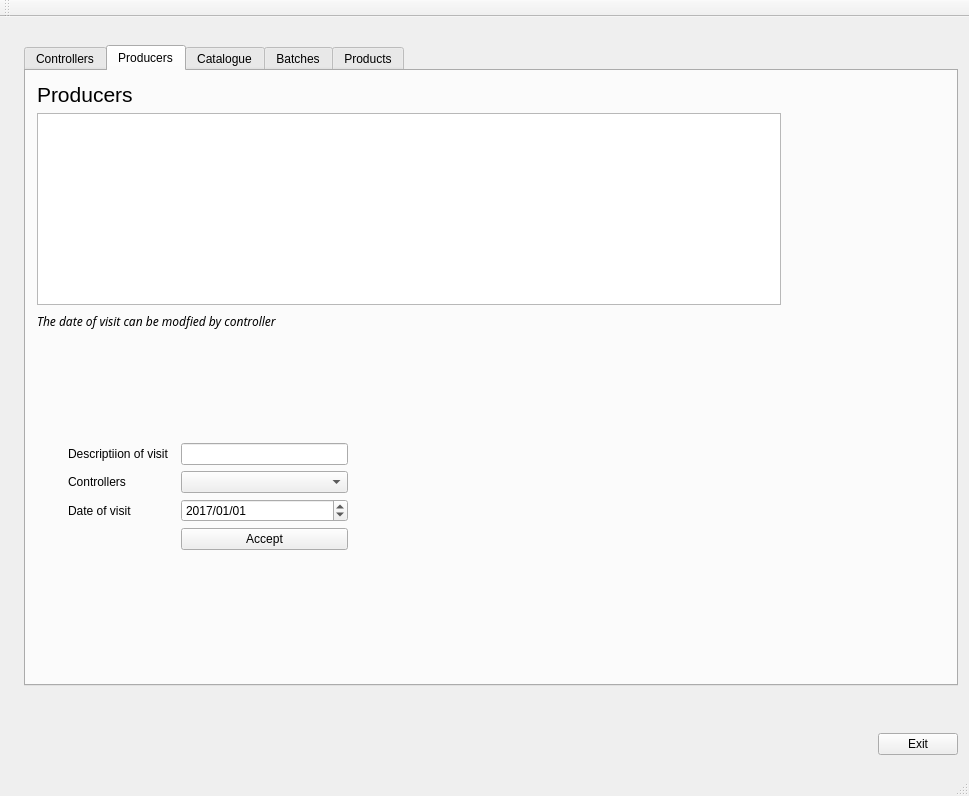
Above: appliDesktop/mainwindow.ui from ApacheThank/newWorld before the change. Below: the same form after it.
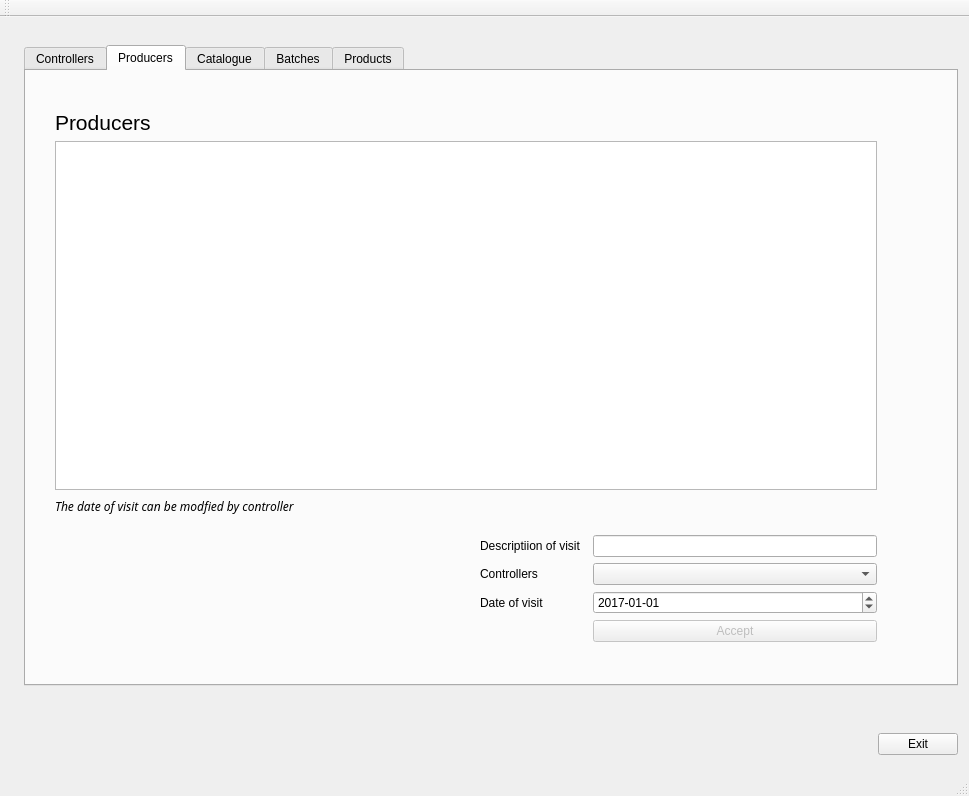
That is the form after the change. The open tabs and pages were chosen to show the change.

Patch:
```diff
--- a/appliDesktop/mainwindow.ui
+++ b/appliDesktop/mainwindow.ui
@@ -324,36 +324,172 @@
              <attribute name="title">
               <string>Producers</string>
              </attribute>
-             <widget class="QWidget" name="widget" native="true">
-              <property name="geometry">
-               <rect>
-                <x>20</x>
-                <y>350</y>
-                <width>324</width>
-                <height>180</height>
-               </rect>
-              </property>
-              <layout class="QVBoxLayout" name="verticalLayout_34">
+             <layout class="QVBoxLayout" name="verticalLayout_5">
+              <item>
+               <layout class="QVBoxLayout" name="verticalLayout_36">
+                <item>
+                 <spacer name="horizontalSpacer_36">
+                  <property name="orientation">
+                   <enum>Qt::Horizontal</enum>
+                  </property>
+                  <property name="sizeHint" stdset="0">
+                   <size>
+                    <width>868</width>
+                    <height>28</height>
+                   </size>
+                  </property>
+                 </spacer>
+                </item>
+                <item>
+                 <layout class="QHBoxLayout" name="horizontalLayout_24">
+                  <item>
+                   <spacer name="verticalSpacer_14">
+                    <property name="orientation">
+                     <enum>Qt::Vertical</enum>
+                    </property>
+                    <property name="sizeHint" stdset="0">
+                     <size>
+                      <width>18</width>
+                      <height>498</height>
+                     </size>
+                    </property>
+                   </spacer>
+                  </item>
+                  <item>
+                   <layout class="QHBoxLayout" name="horizontalLayout_17">
+                    <item>
+                     <layout class="QVBoxLayout" name="verticalLayout_35">
+                      <item>
+                       <layout class="QVBoxLayout" name="verticalLayout_37">
+                        <item>
+                         <layout class="QHBoxLayout" name="horizontalLayout_16">
+                          <item>
+                           <widget class="QLabel" name="labelProducers">
+                            <property name="text">
+                             <string>&lt;html&gt;&lt;head/&gt;&lt;body&gt;&lt;p&gt;&lt;span style=&quot; font-size:16pt;&quot;&gt;Producers&lt;/span&gt;&lt;/p&gt;&lt;/body&gt;&lt;/html&gt;</string>
+                            </property>
+                           </widget>
+                          </item>
+                          <item>
+                           <spacer name="horizontalSpacer_35">
+                            <property name="orientation">
+                             <enum>Qt::Horizontal</enum>
+                            </property>
+                            <property name="sizeHint" stdset="0">
+                             <size>
+                              <width>648</width>
+                              <height>13</height>
+                             </size>
+                            </property>
+                           </spacer>
+                          </item>
+                         </layout>
+                        </item>
+                        <item>
+                         <widget class="QTableWidget" name="tableWidgetListProducers"/>
+                        </item>
+                        <item>
+                         <layout class="QVBoxLayout" name="verticalLayout_38">
+                          <item>
+                           <layout class="QHBoxLayout" name="horizontalLayout_25">
+                            <item>
+                             <widget class="QLabel" name="label_12">
+                              <property name="font">
+                               <font>
+                                <family>STIXGeneral</family>
+                                <italic>true</italic>
+                               </font>
+                              </property>
+                              <property name="layoutDirection">
+                               <enum>Qt::LeftToRight</enum>
+                              </property>
+                              <property name="autoFillBackground">
+                               <bool>false</bool>
+                              </property>
+                              <property name="text">
+                               <string>The date of visit can be modfied by controller</string>
+                              </property>
+                             </widget>
+                            </item>
+                            <item>
+                             <spacer name="horizontalSpacer_37">
+                              <property name="orientation">
+                               <enum>Qt::Horizontal</enum>
+                              </property>
+                              <property name="sizeHint" stdset="0">
+                               <size>
+                                <width>248</width>
+                                <height>20</height>
+                               </size>
+                              </property>
+                             </spacer>
+                            </item>
+                           </layout>
+                          </item>
+                          <item>
+                           <layout class="QHBoxLayout" name="horizontalLayout_26">
+                            <item>
+                             <spacer name="horizontalSpacer_38">
+                              <property name="orientation">
+                               <enum>Qt::Horizontal</enum>
+                              </property>
+                              <property name="sizeHint" stdset="0">
+                               <size>
+                                <width>448</width>
+                                <height>13</height>
+                               </size>
+                              </property>
+                             </spacer>
+                            </item>
+                           </layout>
+                          </item>
+                         </layout>
+                        </item>
+                       </layout>
+                      </item>
+                      <item>
+                       <layout class="QHBoxLayout" name="horizontalLayout_27">
                <item>
                 <widget class="QWidget" name="widgetTakeVisit" native="true">
-                 <layout class="QVBoxLayout" name="verticalLayout_6">
+                          <property name="enabled">
+                           <bool>true</bool>
+                          </property>
+                          <layout class="QVBoxLayout" name="verticalLayout_40"/>
+                         </widget>
+                        </item>
                   <item>
-                   <layout class="QFormLayout" name="formLayout_4">
+                         <spacer name="horizontalSpacer_39">
+                          <property name="orientation">
+                           <enum>Qt::Horizontal</enum>
+                          </property>
+                          <property name="sizeHint" stdset="0">
+                           <size>
+                            <width>348</width>
+                            <height>138</height>
+                           </size>
+                          </property>
+                         </spacer>
+                        </item>
+                        <item>
+                         <layout class="QFormLayout" name="formLayout_5">
                     <property name="fieldGrowthPolicy">
                      <enum>QFormLayout::AllNonFixedFieldsGrow</enum>
                     </property>
                     <item row="0" column="0">
-                     <widget class="QLabel" name="label_7">
+                           <widget class="QLabel" name="label_13">
                       <property name="text">
                        <string>Descriptiion of visit  </string>
                       </property>
                      </widget>
                     </item>
                     <item row="0" column="1">
-                     <widget class="QLineEdit" name="lineEdit"/>
+                           <widget class="QLineEdit" name="lineEditVisitDescription"/>
                     </item>
                     <item row="1" column="0">
-                     <widget class="QLabel" name="label_6">
+                           <widget class="QLabel" name="label_14">
+                            <property name="enabled">
+                             <bool>true</bool>
+                            </property>
                       <property name="text">
                        <string>Controllers      </string>
                       </property>
@@ -363,14 +499,17 @@
                      <widget class="QComboBox" name="comboBoxListControllers"/>
                     </item>
                     <item row="2" column="0">
-                     <widget class="QLabel" name="label_3">
+                           <widget class="QLabel" name="label_15">
+                            <property name="enabled">
+                             <bool>true</bool>
+                            </property>
                       <property name="text">
                        <string>Date of visit</string>
                       </property>
                      </widget>
                     </item>
                     <item row="2" column="1">
-                     <widget class="QDateEdit" name="dateEdit">
+                           <widget class="QDateEdit" name="dateEditVisit">
                       <property name="readOnly">
                        <bool>false</bool>
                       </property>
@@ -398,102 +537,35 @@
                        </datetime>
                       </property>
                       <property name="displayFormat">
-                       <string>yyyy/MM/dd</string>
+                             <string>yyyy-MM-dd</string>
                       </property>
                      </widget>
                     </item>
                     <item row="3" column="1">
                      <widget class="QPushButton" name="pushButtonAcceptVisit">
-                      <property name="text">
-                       <string>Accept</string>
-                      </property>
-                     </widget>
-                    </item>
-                   </layout>
-                  </item>
-                 </layout>
-                </widget>
-               </item>
-              </layout>
-             </widget>
-             <widget class="QWidget" name="">
-              <layout class="QVBoxLayout" name="verticalLayout_5">
-               <item>
-                <layout class="QHBoxLayout" name="horizontalLayout_5">
-                 <item>
-                  <widget class="QLabel" name="labelProducers">
-                   <property name="text">
-                    <string>&lt;html&gt;&lt;head/&gt;&lt;body&gt;&lt;p&gt;&lt;span style=&quot; font-size:16pt;&quot;&gt;Producers&lt;/span&gt;&lt;/p&gt;&lt;/body&gt;&lt;/html&gt;</string>
-                   </property>
-                  </widget>
-                 </item>
-                 <item>
-                  <spacer name="horizontalSpacer_6">
-                   <property name="orientation">
-                    <enum>Qt::Horizontal</enum>
-                   </property>
-                   <property name="sizeHint" stdset="0">
-                    <size>
-                     <width>648</width>
-                     <height>13</height>
-                    </size>
-                   </property>
-                  </spacer>
-                 </item>
-                </layout>
-               </item>
-               <item>
-                <widget class="QTableWidget" name="tableWidgetListProducers"/>
-               </item>
-               <item>
-                <layout class="QVBoxLayout" name="verticalLayout_18">
-                 <item>
-                  <layout class="QHBoxLayout" name="horizontalLayout_18">
-                   <item>
-                    <widget class="QLabel" name="label_5">
-                     <property name="font">
-                      <font>
-                       <family>STIXGeneral</family>
-                       <italic>true</italic>
-                      </font>
-                     </property>
-                     <property name="layoutDirection">
-                      <enum>Qt::LeftToRight</enum>
-                     </property>
-                     <property name="autoFillBackground">
+                            <property name="enabled">
                       <bool>false</bool>
                      </property>
                      <property name="text">
-                      <string>The date of visit can be modfied by controller</string>
+                             <string>Accept</string>
                      </property>
                     </widget>
                    </item>
-                   <item>
-                    <spacer name="horizontalSpacer_14">
-                     <property name="orientation">
-                      <enum>Qt::Horizontal</enum>
-                     </property>
-                     <property name="sizeHint" stdset="0">
-                      <size>
-                       <width>248</width>
-                       <height>20</height>
-                      </size>
-                     </property>
-                    </spacer>
+                         </layout>
                    </item>
                   </layout>
                  </item>
+                     </layout>
+                    </item>
                  <item>
-                  <layout class="QHBoxLayout" name="horizontalLayout_20">
-                   <item>
-                    <spacer name="horizontalSpacer_16">
+                     <spacer name="verticalSpacer_13">
                      <property name="orientation">
-                      <enum>Qt::Horizontal</enum>
+                       <enum>Qt::Vertical</enum>
                      </property>
                      <property name="sizeHint" stdset="0">
                       <size>
-                       <width>448</width>
-                       <height>13</height>
+                        <width>68</width>
+                        <height>468</height>
                       </size>
                      </property>
                     </spacer>
@@ -503,7 +575,8 @@
                 </layout>
                </item>
               </layout>
-             </widget>
+              </item>
+             </layout>
             </widget>
             <widget class="QWidget" name="tab_2">
              <attribute name="title">
```
Left out of the diff: 66 changed lines with no effect on the pictures. Lines whose indentation alone changed are shown as unchanged.
